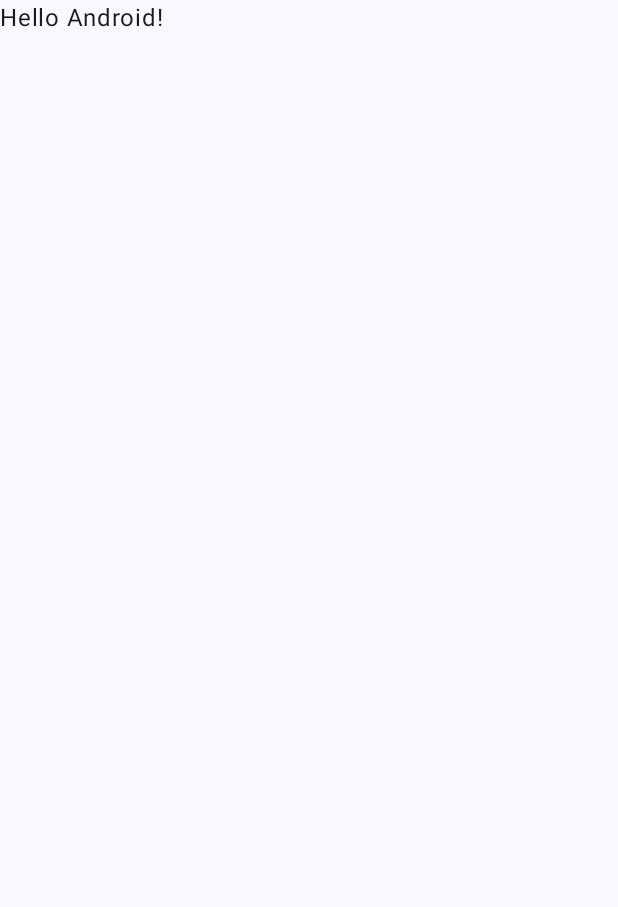
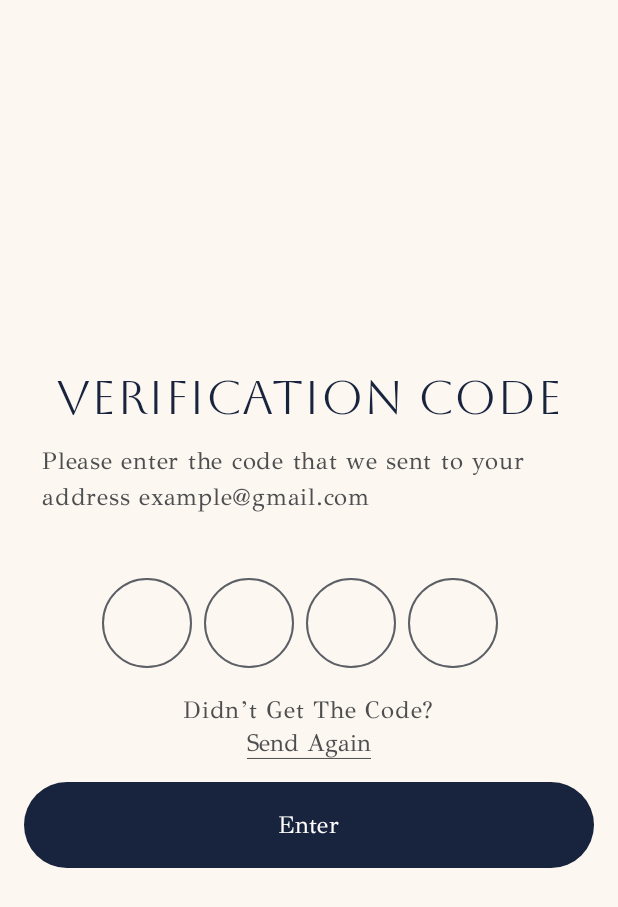
Before and after one commit to perimsu/Rarely-App, an Android app built with Jetpack Compose: the screen it shows after launch (MainActivity), on a phone screen of 412 x 824 dp. Before the commit the part shown is almost empty. Shown: the top 907 px of the screen. Run offline under Robolectric (Android 15) with nearby library versions, the phone set to English and light mode, and no system bars.

Commit message:
Created VerificationActivity.kt modifications will be made after authentication part is complete

```diff
--- a/app/build.gradle.kts
+++ b/app/build.gradle.kts
@@ -6,7 +6,7 @@ plugins {
 
 android {
     namespace = "com.example.rarelyapp"
-    compileSdk = 34
+    compileSdk = 35
 
     defaultConfig {
         applicationId = "com.example.rarelyapp"
--- a/app/src/main/java/com/example/rarelyapp/MainActivity.kt
+++ b/app/src/main/java/com/example/rarelyapp/MainActivity.kt
@@ -11,6 +11,7 @@ import androidx.compose.material3.Text
 import androidx.compose.runtime.Composable
 import androidx.compose.ui.Modifier
 import androidx.compose.ui.tooling.preview.Preview
+import com.example.rarelyapp.ui.authentication.VerificationScreen
 import com.example.rarelyapp.ui.theme.RarelyAppTheme
 
 class MainActivity : ComponentActivity() {
@@ -20,28 +21,9 @@ class MainActivity : ComponentActivity() {
         setContent {
             RarelyAppTheme {
                 Scaffold(modifier = Modifier.fillMaxSize()) { innerPadding ->
-                    Greeting(
-                        name = "Android",
-                        modifier = Modifier.padding(innerPadding)
-                    )
+                    VerificationScreen()
                 }
             }
         }
     }
 }
-
-@Composable
-fun Greeting(name: String, modifier: Modifier = Modifier) {
-    Text(
-        text = "Hello $name!",
-        modifier = modifier
-    )
-}
-
-@Preview(showBackground = true)
-@Composable
-fun GreetingPreview() {
-    RarelyAppTheme {
-        Greeting("Android")
-    }
-}
--- /dev/null
+++ b/app/src/main/java/com/example/rarelyapp/ui/authentication/VerificationActivity.kt
@@ -0,0 +1,175 @@
+package com.example.rarelyapp.ui.authentication
+
+import androidx.compose.foundation.Image
+import androidx.compose.foundation.background
+import androidx.compose.foundation.clickable
+import androidx.compose.foundation.layout.Arrangement
+import androidx.compose.foundation.layout.Box
+import androidx.compose.foundation.layout.Column
+import androidx.compose.foundation.layout.Row
+import androidx.compose.foundation.layout.Spacer
+import androidx.compose.foundation.layout.fillMaxSize
+import androidx.compose.foundation.layout.fillMaxWidth
+import androidx.compose.foundation.layout.height
+import androidx.compose.foundation.layout.padding
+import androidx.compose.foundation.layout.size
+import androidx.compose.foundation.shape.CircleShape
+import androidx.compose.foundation.text.KeyboardOptions
+import androidx.compose.material3.Button
+import androidx.compose.material3.ButtonDefaults
+import androidx.compose.material3.Text
+import androidx.compose.runtime.Composable
+import androidx.compose.runtime.mutableStateListOf
+import androidx.compose.runtime.remember
+import androidx.compose.ui.Alignment
+import androidx.compose.ui.Modifier
+import androidx.compose.ui.draw.alpha
+import androidx.compose.ui.graphics.Color
+import androidx.compose.ui.graphics.painter.Painter
+import androidx.compose.ui.res.painterResource
+import androidx.compose.ui.res.stringResource
+import androidx.compose.ui.text.TextStyle
+import androidx.compose.ui.text.font.Font
+import androidx.compose.ui.text.font.FontFamily
+import androidx.compose.ui.text.style.TextAlign
+import androidx.compose.ui.text.style.TextDecoration
+import androidx.compose.ui.tooling.preview.Preview
+import androidx.compose.ui.unit.dp
+import androidx.compose.ui.unit.sp
+import androidx.compose.material3.OutlinedTextField
+import androidx.compose.ui.focus.FocusRequester
+import androidx.compose.ui.focus.focusRequester
+import androidx.compose.ui.text.font.FontWeight
+import androidx.compose.ui.text.input.KeyboardType
+import androidx.compose.runtime.LaunchedEffect
+import com.example.rarelyapp.R
+
+@Composable
+fun VerificationScreen() {
+    val background: Painter = painterResource(id = R.drawable.r)
+    val codeInputs = remember { mutableStateListOf("", "", "", "") }
+    val focusRequesters = List(4) { FocusRequester() }
+
+    Box(modifier = Modifier.fillMaxSize()) {
+        Image(
+            modifier = Modifier
+                .fillMaxSize()
+                .alpha(0.1f),
+            painter = background,
+            contentDescription = null,
+        )
+
+        Column(
+            modifier = Modifier
+                .background(Color(0xFFFCF7F0))
+                .fillMaxSize()
+                .padding(16.dp),
+            verticalArrangement = Arrangement.Center,
+            horizontalAlignment = Alignment.CenterHorizontally
+        ) {
+            Text(
+                modifier = Modifier.fillMaxWidth(),
+                text = stringResource(id = R.string.verification_code_title),
+                fontFamily = FontFamily(Font(R.font.aboreto_regular)),
+                fontSize = 32.sp,
+                color = Color(0xFF18233D),
+                textAlign = TextAlign.Center
+            )
+
+            Text(
+                modifier = Modifier.padding(12.dp),
+                text = stringResource(id = R.string.email),
+                fontFamily = FontFamily(Font(R.font.gfs_didot_regular)),
+                fontSize = 16.sp,
+                color = Color(0xFF4E4E50),
+            )
+
+            Row(
+                modifier = Modifier
+                    .fillMaxWidth()
+                    .padding(top = 30.dp, start = 52.dp),
+                horizontalArrangement = Arrangement.spacedBy(8.dp),
+                verticalAlignment = Alignment.Top
+            ) {
+                repeat(4) { index ->
+                    OutlinedTextField(
+                        value = codeInputs[index],
+                        onValueChange = { newValue ->
+                            if (newValue.length <= 1) {
+                                codeInputs[index] = newValue
+                                if (newValue.isNotEmpty() && index < 3) {
+                                    focusRequesters[index + 1].requestFocus()
+                                }
+                            }
+                        },
+                        modifier = Modifier
+                            .size(60.dp)
+                            .focusRequester(focusRequesters[index]),
+                        shape = CircleShape,
+                        textStyle = TextStyle(
+                            color = Color(0xFF18233D),
+                            fontWeight = FontWeight.Bold,
+                            fontSize = 24.sp,
+                            textAlign = TextAlign.Center
+                        ),
+                        singleLine = true,
+                        keyboardOptions = KeyboardOptions(keyboardType = KeyboardType.Number),
+                    )
+
+
+                    LaunchedEffect(codeInputs[index]) {
+                        if (codeInputs[index].isEmpty() && index > 0) {
+                            focusRequesters[index - 1].requestFocus()
+                        }
+                    }
+                }
+            }
+
+            Spacer(modifier = Modifier.height(16.dp))
+
+            Text(
+                text = stringResource(id = R.string.code_message),
+                fontFamily = FontFamily(Font(R.font.gfs_didot_regular)),
+                fontSize = 16.sp,
+                color = Color(0xFF4E4E50),
+            )
+
+            Text(
+                //TODO: make user send verification code
+                text = stringResource(id = R.string.send_again),
+                fontFamily = FontFamily(Font(R.font.gfs_didot_regular)),
+                fontSize = 16.sp,
+                color = Color(0xFF4E4E50),
+                style = TextStyle(textDecoration = TextDecoration.Underline)
+            )
+
+            Spacer(modifier = Modifier.height(16.dp))
+
+            Button(
+                //TODO: add onClick after authentication is complete
+                onClick = { /*TODO*/ },
+                modifier = Modifier
+                    .fillMaxWidth()
+                    .height(57.dp)
+                    .clickable { },
+                colors = ButtonDefaults.buttonColors(
+                    containerColor = Color(0xFF18233D), contentColor = Color.White
+                )
+            ) {
+                Text(
+                    //TODO: create navigation and navigate the user to create password page
+                    text = stringResource(id = R.string.enter),
+                    fontFamily = FontFamily(Font(R.font.gfs_didot_regular)),
+                    fontSize = 16.sp,
+                    color = Color(0xFFFFFFFF),
+                )
+            }
+        }
+    }
+}
+
+@Preview(showBackground = true)
+@Composable
+fun VerificationScreenPreview() {
+    VerificationScreen()
+}
--- a/app/src/main/java/com/example/rarelyapp/ui/theme/Color.kt
+++ b/app/src/main/java/com/example/rarelyapp/ui/theme/Color.kt
@@ -1,6 +1,11 @@
 package com.example.rarelyapp.ui.theme
 
 import androidx.compose.ui.graphics.Color
+
+val DarkBlue = Color(0xFF18233D)
+val BackgroundColor = Color(0xFF18233D)
+val TextColor = Color(0xFF4E4E50)
+
 
 val Purple80 = Color(0xFFD0BCFF)
 val PurpleGrey80 = Color(0xFFCCC2DC)
--- a/app/src/main/java/com/example/rarelyapp/ui/theme/Type.kt
+++ b/app/src/main/java/com/example/rarelyapp/ui/theme/Type.kt
@@ -2,9 +2,12 @@ package com.example.rarelyapp.ui.theme
 
 import androidx.compose.material3.Typography
 import androidx.compose.ui.text.TextStyle
+import androidx.compose.ui.text.font.Font
 import androidx.compose.ui.text.font.FontFamily
 import androidx.compose.ui.text.font.FontWeight
 import androidx.compose.ui.unit.sp
+import com.example.rarelyapp.R
+
 
 // Set of Material typography styles to start with
 val Typography = Typography(
@@ -15,20 +18,11 @@ val Typography = Typography(
         lineHeight = 24.sp,
         letterSpacing = 0.5.sp
     )
-    /* Other default text styles to override
-    titleLarge = TextStyle(
-        fontFamily = FontFamily.Default,
-        fontWeight = FontWeight.Normal,
-        fontSize = 22.sp,
-        lineHeight = 28.sp,
-        letterSpacing = 0.sp
-    ),
-    labelSmall = TextStyle(
-        fontFamily = FontFamily.Default,
-        fontWeight = FontWeight.Medium,
-        fontSize = 11.sp,
-        lineHeight = 16.sp,
-        letterSpacing = 0.5.sp
-    )
-    */
 )
+
+val aboreto = FontFamily(
+    Font(R.font.aboreto_regular,)
+)
+val gfs_didot_regular = FontFamily(
+    Font(R.font.gfs_didot_regular)
+)
--- a/app/src/main/res/values/strings.xml
+++ b/app/src/main/res/values/strings.xml
@@ -1,3 +1,13 @@
 <resources>
     <string name="app_name">RarelyApp</string>
+    <string name="login_title">Log In</string>
+    <string name="create_account_title">Create Account</string>
+    <string name="verification_title">Verification Code</string>
+    <string name="reset_password_title">Create Password</string>
+    <string name="complete_profile_title">Complete Your Profile</string>
+    <string name="verification_code_title">Verıfıcatıon Code</string>
+    <string name="email">Please enter the code that we sent to your address example@gmail.com</string>
+    <string name="code_message">Didn’t Get The Code?</string>
+    <string name="send_again">Send Again</string>
+    <string name="enter">Enter</string>
 </resources>
```
Also changed, not shown: app/src/main/res/font/fonts.xml (added, +11 -0 lines), app/src/main/res/layout/activity_verification.xml (added, +7 -0 lines), app/src/main/res/layout/layout.xml (added, +7 -0 lines), gradle/libs.versions.toml (+13 -9 lines), app/src/main/res/drawable/r.png (added), app/src/main/res/font/aboreto_regular.ttf (added), app/src/main/res/font/gfs_didot_regular.ttf (added).
